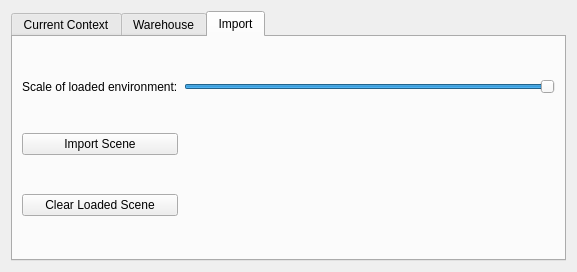
This is moveit_rviz_plugin/src/ui/moveit_rviz_plugin_frame.ui in moveit/moveit as Qt 5 draws it before an edit. The edited form follows.
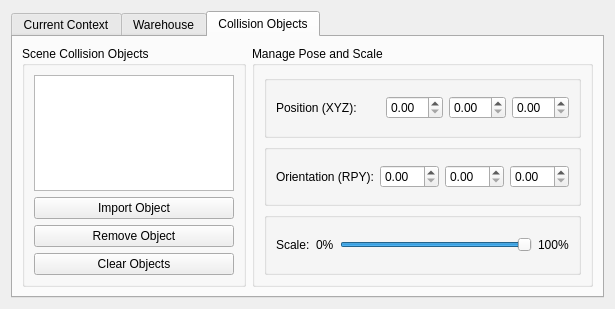
This is the edited form. The open tabs and pages were chosen to show the change.

The edit to the form file:
```diff
--- a/moveit_rviz_plugin/src/ui/moveit_rviz_plugin_frame.ui
+++ b/moveit_rviz_plugin/src/ui/moveit_rviz_plugin_frame.ui
@@ -6,15 +6,15 @@
    <rect>
     <x>0</x>
     <y>0</y>
-    <width>577</width>
-    <height>272</height>
+    <width>615</width>
+    <height>309</height>
    </rect>
   </property>
   <property name="windowTitle">
    <string>MoveIt! Planning Frame</string>
   </property>
-  <layout class="QGridLayout" name="gridLayout_2">
-   <item row="0" column="0">
+  <layout class="QVBoxLayout" name="verticalLayout_5">
+   <item>
     <widget class="QTabWidget" name="tabWidget">
      <property name="sizePolicy">
       <sizepolicy hsizetype="Expanding" vsizetype="Expanding">
@@ -308,10 +308,119 @@
      </widget>
      <widget class="QWidget" name="tab">
       <attribute name="title">
-       <string>Import</string>
+       <string>Collision Objects</string>
       </attribute>
-      <layout class="QGridLayout" name="gridLayout_6">
-       <item row="1" column="1">
+      <layout class="QHBoxLayout" name="horizontalLayout_4">
+       <item>
+        <widget class="QGroupBox" name="groupBox_8">
+         <property name="title">
+          <string>Scene Collision Objects</string>
+         </property>
+         <layout class="QVBoxLayout" name="verticalLayout_8">
+          <item>
+           <widget class="QListWidget" name="collision_objects_list"/>
+          </item>
+          <item>
+           <widget class="QPushButton" name="import_scene_button">
+            <property name="text">
+             <string>Import Object</string>
+            </property>
+           </widget>
+          </item>
+          <item>
+           <widget class="QPushButton" name="pushButton">
+            <property name="text">
+             <string>Remove Object</string>
+            </property>
+           </widget>
+          </item>
+          <item>
+           <widget class="QPushButton" name="clear_scene_button">
+            <property name="text">
+             <string>Clear Objects</string>
+            </property>
+           </widget>
+          </item>
+         </layout>
+        </widget>
+       </item>
+       <item>
+        <widget class="QGroupBox" name="groupBox_4">
+         <property name="title">
+          <string>Manage Pose and Scale</string>
+         </property>
+         <layout class="QVBoxLayout" name="verticalLayout_6">
+          <item>
+           <widget class="QGroupBox" name="groupBox_5">
+            <property name="title">
+             <string/>
+            </property>
+            <layout class="QHBoxLayout" name="horizontalLayout_5">
+             <item>
+              <widget class="QLabel" name="label_4">
+               <property name="text">
+                <string>Position (XYZ):       </string>
+               </property>
+              </widget>
+             </item>
+             <item>
+              <widget class="QDoubleSpinBox" name="doubleSpinBox"/>
+             </item>
+             <item>
+              <widget class="QDoubleSpinBox" name="doubleSpinBox_2"/>
+             </item>
+             <item>
+              <widget class="QDoubleSpinBox" name="doubleSpinBox_3"/>
+             </item>
+            </layout>
+           </widget>
+          </item>
+          <item>
+           <widget class="QGroupBox" name="groupBox_6">
+            <property name="title">
+             <string/>
+            </property>
+            <layout class="QHBoxLayout" name="horizontalLayout_6">
+             <item>
+              <widget class="QLabel" name="label_13">
+               <property name="text">
+                <string>Orientation (RPY):</string>
+               </property>
+              </widget>
+             </item>
+             <item>
+              <widget class="QDoubleSpinBox" name="doubleSpinBox_8"/>
+             </item>
+             <item>
+              <widget class="QDoubleSpinBox" name="doubleSpinBox_9"/>
+             </item>
+             <item>
+              <widget class="QDoubleSpinBox" name="doubleSpinBox_7"/>
+             </item>
+            </layout>
+           </widget>
+          </item>
+          <item>
+           <widget class="QGroupBox" name="groupBox_7">
+            <property name="title">
+             <string/>
+            </property>
+            <layout class="QHBoxLayout" name="horizontalLayout_3">
+             <item>
+              <widget class="QLabel" name="label">
+               <property name="text">
+                <string>Scale:</string>
+               </property>
+              </widget>
+             </item>
+             <item>
+              <widget class="QLabel" name="label_17">
+               <property name="text">
+                <string>0%</string>
+               </property>
+              </widget>
+             </item>
+             <item>
         <widget class="QSlider" name="scene_scale">
          <property name="minimumSize">
           <size>
@@ -339,25 +448,17 @@
          </property>
         </widget>
        </item>
-       <item row="2" column="0">
-        <widget class="QPushButton" name="import_scene_button">
+             <item>
+              <widget class="QLabel" name="label_18">
          <property name="text">
-          <string>Import Scene</string>
+                <string>100%</string>
          </property>
         </widget>
        </item>
-       <item row="1" column="0">
-        <widget class="QLabel" name="label">
-         <property name="text">
-          <string>Scale of loaded environment:</string>
-         </property>
-        </widget>
-       </item>
-       <item row="3" column="0">
-        <widget class="QPushButton" name="clear_scene_button">
-         <property name="text">
-          <string>Clear Loaded Scene</string>
-         </property>
+            </layout>
+           </widget>
+          </item>
+         </layout>
         </widget>
        </item>
       </layout>
```
Left out of the diff: 2 changed lines with no effect on the pictures. Lines whose indentation alone changed are shown as unchanged.
